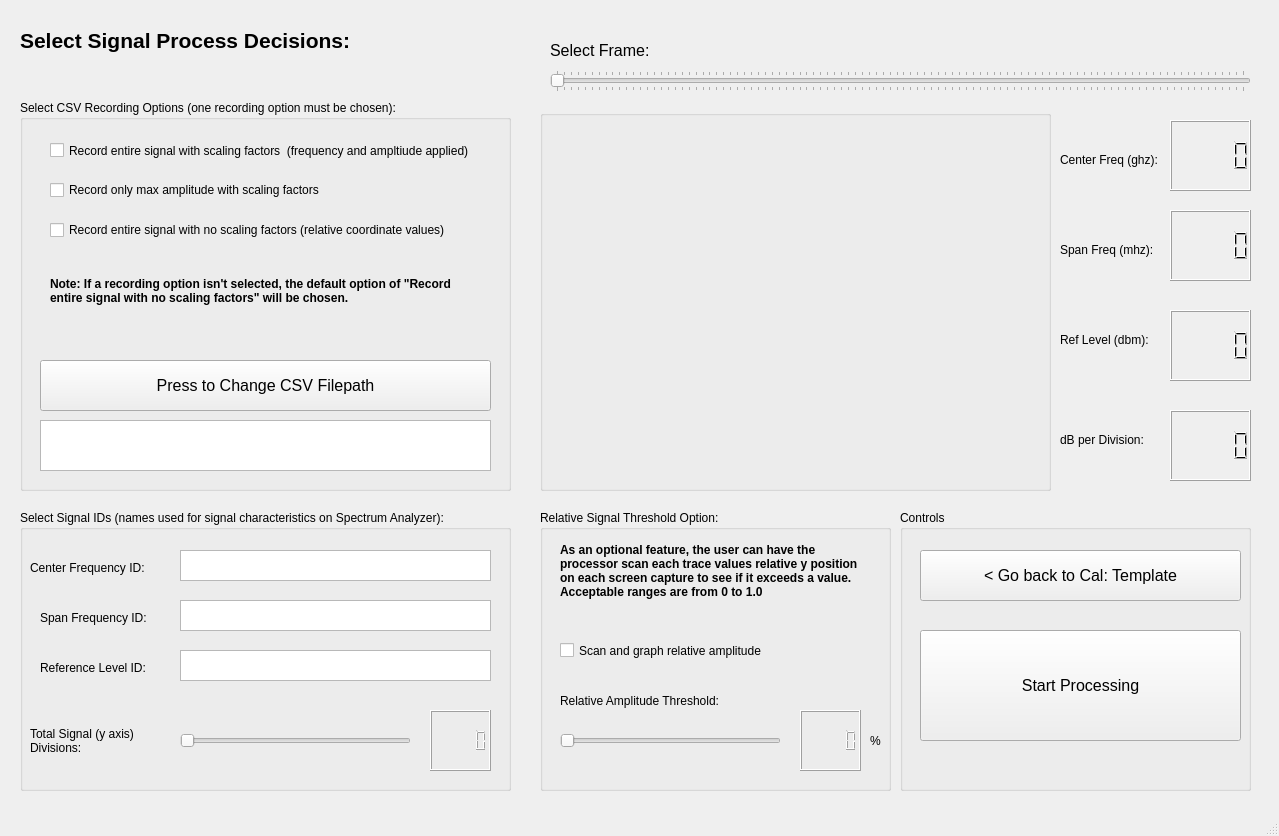
Qt form src/sat/signal_page.ui (alexandropinion/spectrum-analyzer-tool-group4) before a commit.
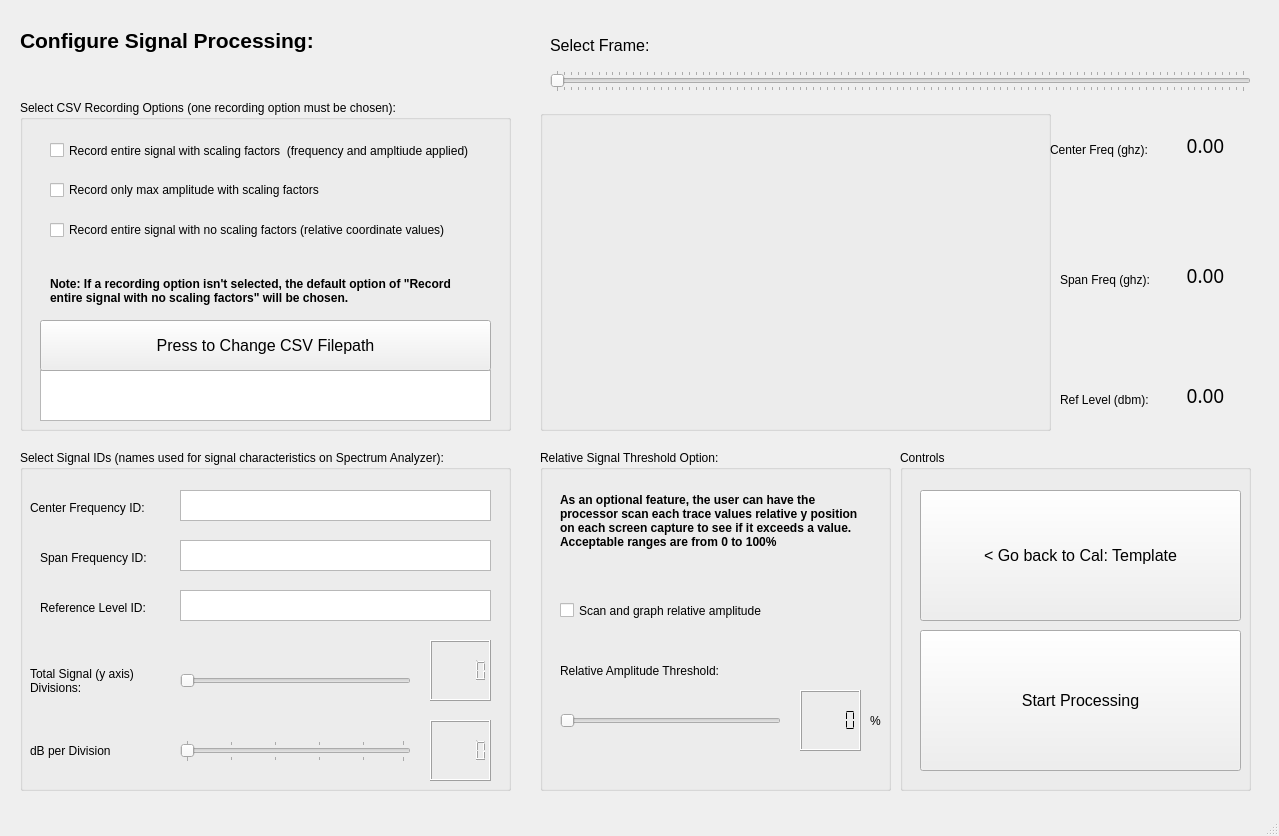
The same form after that commit.

Commit message:
Update Signal Window
Add frame slider callback functionality to process frames and show text detection via highlighted boxes

The edit to the form file:
```diff
--- a/src/sat/signal_page.ui
+++ b/src/sat/signal_page.ui
@@ -31,7 +31,7 @@
      </font>
     </property>
     <property name="text">
-     <string>Select Signal Process Decisions:</string>
+     <string>Configure Signal Processing:</string>
     </property>
    </widget>
    <widget class="QGroupBox" name="groupBox">
@@ -40,7 +40,7 @@
       <x>20</x>
       <y>100</y>
       <width>491</width>
-      <height>391</height>
+      <height>331</height>
      </rect>
     </property>
     <property name="title">
@@ -89,7 +89,7 @@
      <property name="geometry">
       <rect>
        <x>20</x>
-       <y>320</y>
+       <y>270</y>
        <width>451</width>
        <height>51</height>
       </rect>
@@ -112,7 +112,7 @@
      <property name="geometry">
       <rect>
        <x>20</x>
-       <y>260</y>
+       <y>220</y>
        <width>451</width>
        <height>51</height>
       </rect>
@@ -153,9 +153,9 @@
     <property name="geometry">
      <rect>
       <x>20</x>
-      <y>510</y>
+      <y>450</y>
       <width>491</width>
-      <height>281</height>
+      <height>341</height>
      </rect>
     </property>
     <property name="title">
@@ -253,7 +253,7 @@
      <property name="geometry">
       <rect>
        <x>410</x>
-       <y>200</y>
+       <y>190</y>
        <width>61</width>
        <height>61</height>
       </rect>
@@ -282,6 +282,61 @@
       <bool>true</bool>
      </property>
     </widget>
+    <widget class="QSlider" name="divisionPerDbSlider">
+     <property name="geometry">
+      <rect>
+       <x>160</x>
+       <y>290</y>
+       <width>231</width>
+       <height>22</height>
+      </rect>
+     </property>
+     <property name="minimum">
+      <number>1</number>
+     </property>
+     <property name="maximum">
+      <number>50</number>
+     </property>
+     <property name="orientation">
+      <enum>Qt::Horizontal</enum>
+     </property>
+     <property name="tickPosition">
+      <enum>QSlider::TicksBothSides</enum>
+     </property>
+    </widget>
+    <widget class="QLabel" name="label_14">
+     <property name="geometry">
+      <rect>
+       <x>10</x>
+       <y>280</y>
+       <width>131</width>
+       <height>41</height>
+      </rect>
+     </property>
+     <property name="text">
+      <string>dB per Division</string>
+     </property>
+     <property name="wordWrap">
+      <bool>true</bool>
+     </property>
+    </widget>
+    <widget class="QLCDNumber" name="dbPerDivLED">
+     <property name="geometry">
+      <rect>
+       <x>410</x>
+       <y>270</y>
+       <width>61</width>
+       <height>61</height>
+      </rect>
+     </property>
+     <property name="font">
+      <font>
+       <pointsize>12</pointsize>
+       <weight>75</weight>
+       <bold>true</bold>
+      </font>
+     </property>
+    </widget>
    </widget>
    <widget class="QGroupBox" name="groupBox_3">
     <property name="geometry">
@@ -289,7 +344,7 @@
       <x>540</x>
       <y>110</y>
       <width>511</width>
-      <height>381</height>
+      <height>321</height>
      </rect>
     </property>
     <property name="title">
@@ -299,9 +354,9 @@
      <property name="geometry">
       <rect>
        <x>20</x>
-       <y>40</y>
-       <width>461</width>
-       <height>301</height>
+       <y>20</y>
+       <width>471</width>
+       <height>281</height>
       </rect>
      </property>
      <property name="text">
@@ -329,9 +384,9 @@
     <property name="geometry">
      <rect>
       <x>550</x>
-      <y>10</y>
+      <y>30</y>
       <width>261</width>
-      <height>81</height>
+      <height>31</height>
      </rect>
     </property>
     <property name="font">
@@ -345,28 +400,11 @@
      <string>Select Frame:</string>
     </property>
    </widget>
-   <widget class="QLCDNumber" name="centerFreq">
-    <property name="geometry">
-     <rect>
-      <x>1170</x>
-      <y>120</y>
-      <width>81</width>
-      <height>71</height>
-     </rect>
-    </property>
-    <property name="font">
-     <font>
-      <pointsize>12</pointsize>
-      <weight>75</weight>
-      <bold>true</bold>
-     </font>
-    </property>
-   </widget>
    <widget class="QLabel" name="label_6">
     <property name="geometry">
      <rect>
-      <x>1060</x>
-      <y>150</y>
+      <x>1050</x>
+      <y>140</y>
       <width>101</width>
       <height>20</height>
      </rect>
@@ -375,58 +413,24 @@
      <string>Center Freq (ghz):</string>
     </property>
    </widget>
-   <widget class="QLCDNumber" name="spanFreq">
-    <property name="geometry">
-     <rect>
-      <x>1170</x>
-      <y>210</y>
-      <width>81</width>
-      <height>71</height>
-     </rect>
-    </property>
-    <property name="font">
-     <font>
-      <pointsize>12</pointsize>
-      <weight>75</weight>
-      <bold>true</bold>
-     </font>
-    </property>
-   </widget>
    <widget class="QLabel" name="label_7">
     <property name="geometry">
      <rect>
       <x>1060</x>
-      <y>240</y>
+      <y>270</y>
       <width>101</width>
       <height>20</height>
      </rect>
     </property>
     <property name="text">
-     <string>Span Freq (mhz):</string>
-    </property>
-   </widget>
-   <widget class="QLCDNumber" name="refLevel">
-    <property name="geometry">
-     <rect>
-      <x>1170</x>
-      <y>310</y>
-      <width>81</width>
-      <height>71</height>
-     </rect>
-    </property>
-    <property name="font">
-     <font>
-      <pointsize>12</pointsize>
-      <weight>75</weight>
-      <bold>true</bold>
-     </font>
+     <string>Span Freq (ghz):</string>
     </property>
    </widget>
    <widget class="QLabel" name="label_8">
     <property name="geometry">
      <rect>
       <x>1060</x>
-      <y>330</y>
+      <y>390</y>
       <width>101</width>
       <height>20</height>
      </rect>
@@ -439,9 +443,9 @@
     <property name="geometry">
      <rect>
       <x>900</x>
-      <y>510</y>
+      <y>450</y>
       <width>351</width>
-      <height>281</height>
+      <height>341</height>
      </rect>
     </property>
     <property name="title">
@@ -453,7 +457,7 @@
        <x>20</x>
        <y>40</y>
        <width>321</width>
-       <height>51</height>
+       <height>131</height>
       </rect>
      </property>
      <property name="font">
@@ -469,9 +473,9 @@
      <property name="geometry">
       <rect>
        <x>20</x>
-       <y>120</y>
+       <y>180</y>
        <width>321</width>
-       <height>111</height>
+       <height>141</height>
       </rect>
      </property>
      <property name="font">
@@ -484,43 +488,13 @@
      </property>
     </widget>
    </widget>
-   <widget class="QLCDNumber" name="dbPerDivLED">
-    <property name="geometry">
-     <rect>
-      <x>1170</x>
-      <y>410</y>
-      <width>81</width>
-      <height>71</height>
-     </rect>
-    </property>
-    <property name="font">
-     <font>
-      <pointsize>12</pointsize>
-      <weight>75</weight>
-      <bold>true</bold>
-     </font>
-    </property>
-   </widget>
-   <widget class="QLabel" name="label_10">
-    <property name="geometry">
-     <rect>
-      <x>1060</x>
-      <y>430</y>
-      <width>101</width>
-      <height>20</height>
-     </rect>
-    </property>
-    <property name="text">
-     <string>dB per Division:</string>
-    </property>
-   </widget>
    <widget class="QGroupBox" name="groupBox_5">
     <property name="geometry">
      <rect>
       <x>540</x>
-      <y>510</y>
+      <y>450</y>
       <width>351</width>
-      <height>281</height>
+      <height>341</height>
      </rect>
     </property>
     <property name="title">
@@ -530,7 +504,7 @@
      <property name="geometry">
       <rect>
        <x>20</x>
-       <y>20</y>
+       <y>30</y>
        <width>311</width>
        <height>81</height>
       </rect>
@@ -542,7 +516,7 @@
       </font>
      </property>
      <property name="text">
-      <string>As an optional feature, the user can have the processor scan each trace values relative y position on each screen capture to see if it exceeds a value. Acceptable ranges are from 0 to 1.0</string>
+      <string>As an optional feature, the user can have the processor scan each trace values relative y position on each screen capture to see if it exceeds a value. Acceptable ranges are from 0 to 100%</string>
      </property>
      <property name="wordWrap">
       <bool>true</bool>
@@ -552,7 +526,7 @@
      <property name="geometry">
       <rect>
        <x>20</x>
-       <y>110</y>
+       <y>130</y>
        <width>281</width>
        <height>61</height>
       </rect>
@@ -565,7 +539,7 @@
      <property name="geometry">
       <rect>
        <x>260</x>
-       <y>200</y>
+       <y>240</y>
        <width>61</width>
        <height>61</height>
       </rect>
@@ -577,12 +551,18 @@
        <bold>true</bold>
       </font>
      </property>
+     <property name="smallDecimalPoint">
+      <bool>false</bool>
+     </property>
+     <property name="segmentStyle">
+      <enum>QLCDNumber::Flat</enum>
+     </property>
     </widget>
     <widget class="QSlider" name="thresholdSlider">
      <property name="geometry">
       <rect>
        <x>20</x>
-       <y>220</y>
+       <y>260</y>
        <width>221</width>
        <height>22</height>
       </rect>
@@ -601,7 +581,7 @@
      <property name="geometry">
       <rect>
        <x>330</x>
-       <y>210</y>
+       <y>250</y>
        <width>16</width>
        <height>41</height>
       </rect>
@@ -617,7 +597,7 @@
      <property name="geometry">
       <rect>
        <x>20</x>
-       <y>170</y>
+       <y>200</y>
        <width>181</width>
        <height>41</height>
       </rect>
@@ -630,6 +610,99 @@
      </property>
     </widget>
    </widget>
+   <widget class="QLabel" name="refLevel">
+    <property name="geometry">
+     <rect>
+      <x>1160</x>
+      <y>360</y>
+      <width>91</width>
+      <height>71</height>
+     </rect>
+    </property>
+    <property name="font">
+     <font>
+      <family>ROG Fonts</family>
+      <pointsize>14</pointsize>
+     </font>
+    </property>
+    <property name="layoutDirection">
+     <enum>Qt::RightToLeft</enum>
+    </property>
+    <property name="autoFillBackground">
+     <bool>true</bool>
+    </property>
+    <property name="text">
+     <string>0.00</string>
+    </property>
+    <property name="scaledContents">
+     <bool>false</bool>
+    </property>
+    <property name="alignment">
+     <set>Qt::AlignCenter</set>
+    </property>
+   </widget>
+   <widget class="QLabel" name="spanFreq">
+    <property name="geometry">
+     <rect>
+      <x>1160</x>
+      <y>240</y>
+      <width>91</width>
+      <height>71</height>
+     </rect>
+    </property>
+    <property name="font">
+     <font>
+      <family>ROG Fonts</family>
+      <pointsize>14</pointsize>
+     </font>
+    </property>
+    <property name="layoutDirection">
+     <enum>Qt::RightToLeft</enum>
+    </property>
+    <property name="autoFillBackground">
+     <bool>true</bool>
+    </property>
+    <property name="text">
+     <string>0.00</string>
+    </property>
+    <property name="scaledContents">
+     <bool>false</bool>
+    </property>
+    <property name="alignment">
+     <set>Qt::AlignCenter</set>
+    </property>
+   </widget>
+   <widget class="QLabel" name="centerFreq">
+    <property name="geometry">
+     <rect>
+      <x>1160</x>
+      <y>110</y>
+      <width>91</width>
+      <height>71</height>
+     </rect>
+    </property>
+    <property name="font">
+     <font>
+      <family>ROG Fonts</family>
+      <pointsize>14</pointsize>
+     </font>
+    </property>
+    <property name="layoutDirection">
+     <enum>Qt::RightToLeft</enum>
+    </property>
+    <property name="autoFillBackground">
+     <bool>true</bool>
+    </property>
+    <property name="text">
+     <string>0.00</string>
+    </property>
+    <property name="scaledContents">
+     <bool>false</bool>
+    </property>
+    <property name="alignment">
+     <set>Qt::AlignCenter</set>
+    </property>
+   </widget>
   </widget>
   <widget class="QStatusBar" name="statusbar"/>
  </widget>
```
The commit also changes 6 other files.
